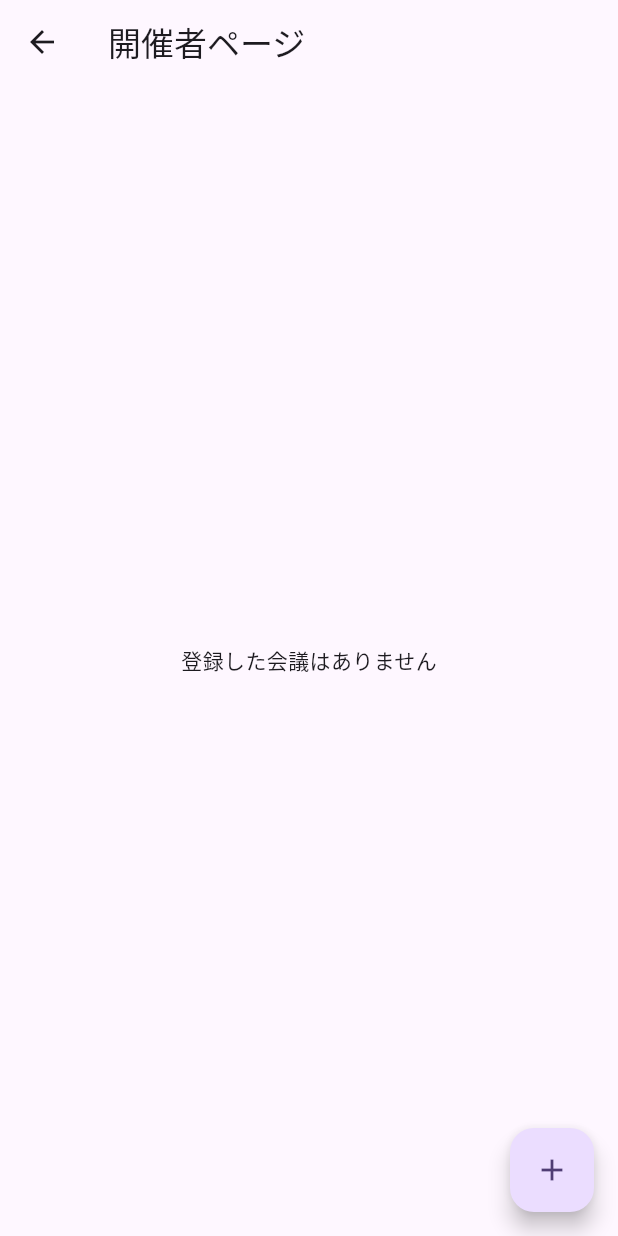
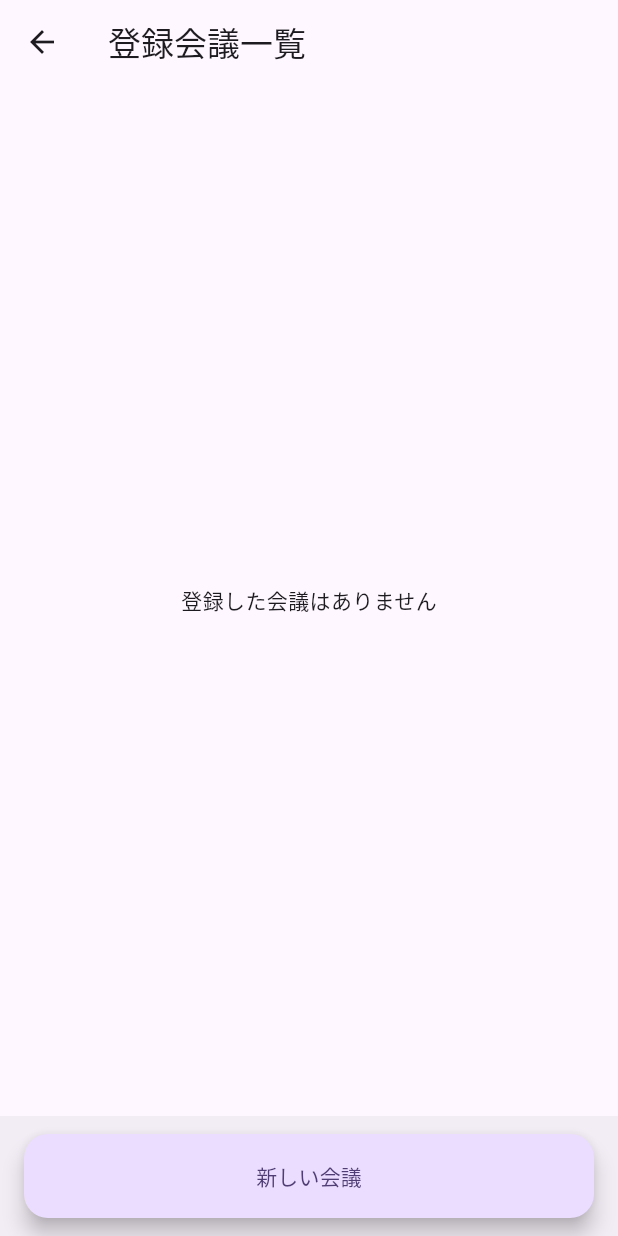
Before and after one commit to Conan-Wen/attendance_app, a Flutter app: the screen it shows after launch, after a tap on "開催者ページ", on a phone screen of 412 x 824 dp. Run offline on Flutter 3.47's test engine with Material 3 defaults, Android fonts, the phone set to English and light mode, and no system bars; our stand-ins replace device_info_plus, flutter_styled_toast, sqflite; missing offline and left inert: flutter_nearby_connections; accounts and stored records are empty.

Commit message:
clean code

```diff
--- a/lib/HostPage/AddMeetingScreen.dart
+++ b/lib/HostPage/AddMeetingScreen.dart
@@ -28,7 +28,7 @@ class _AddMeetingScreenState extends State<AddMeetingScreen> {
   Widget build(BuildContext context) {
     return Scaffold(
       appBar: AppBar(
-        title: Text('会議追加ページ'),
+        title: Text('新しい会議'),
       ),
       body: Padding(
         padding: const EdgeInsets.all(16.0),
@@ -94,7 +94,7 @@ class _AddMeetingScreenState extends State<AddMeetingScreen> {
                   Navigator.of(context).pop(true); // trueを渡して追加が成功したことを示す
                 }
               },
-              child: Text('会議の追加'),
+              child: Text('会議を登録'),
             ),
             SizedBox(width: 20),
             ElevatedButton(
--- a/lib/HostPage/SelectPage.dart
+++ b/lib/HostPage/SelectPage.dart
@@ -19,15 +19,6 @@ class _SelectPage extends State<SelectPage> {
     meetings = DatabaseHelper().getMeetings();
   }
 
-  @override
-  void didChangeDependencies() {
-    // TODO: implement didChangeDependencies
-    super.didChangeDependencies();
-    setState(() {
-      meetings = DatabaseHelper().getMeetings();
-    });
-  }
-
   void _navigateToAddMeeting() async {
     final result = await Navigator.push(
       context,
@@ -42,7 +33,7 @@ class _SelectPage extends State<SelectPage> {
   Widget build(BuildContext context) {
     return Scaffold(
       appBar: AppBar(
-        title: Text('開催者ページ'),
+        title: Text('登録会議一覧'),
       ),
       body: FutureBuilder<List<Meeting>>(
         future: meetings,
@@ -82,10 +73,11 @@ class _SelectPage extends State<SelectPage> {
           }
         },
       ),
-      floatingActionButton: FloatingActionButton(
+      bottomNavigationBar: BottomAppBar(
+          child: FloatingActionButton(
         onPressed: _navigateToAddMeeting,
-        child: Icon(Icons.add),
-      ),
+        child: Text("新しい会議"),
+      )),
     );
   }
 }
```
Also changed, not shown: lib/HostPage/main.dart (+11 -26 lines).
